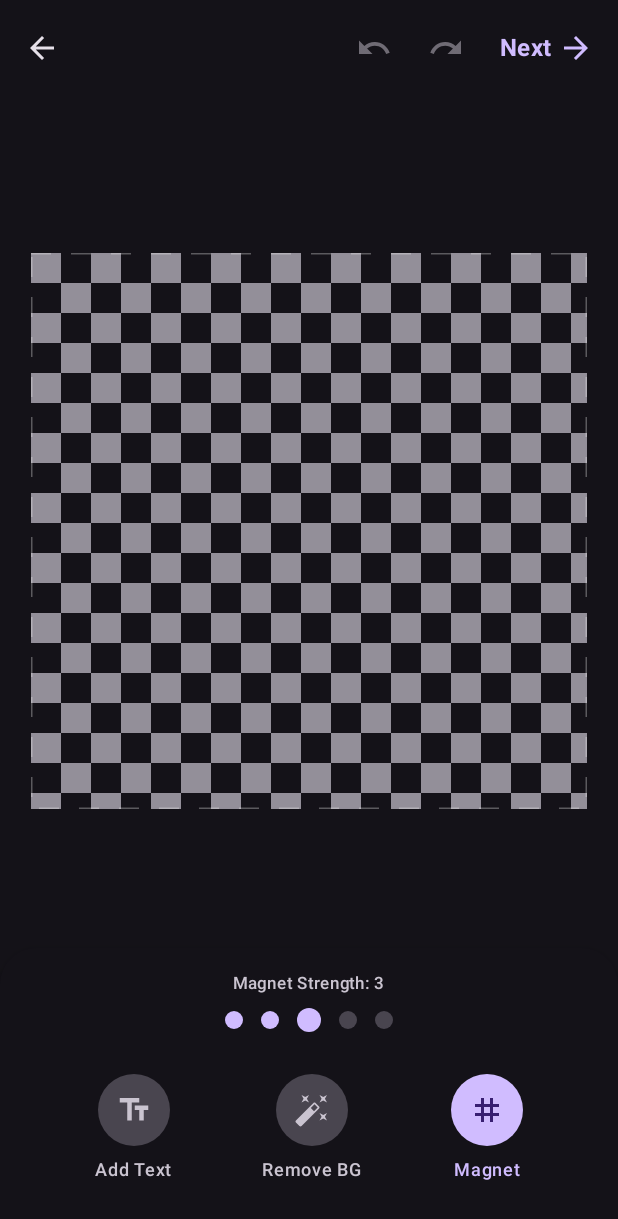
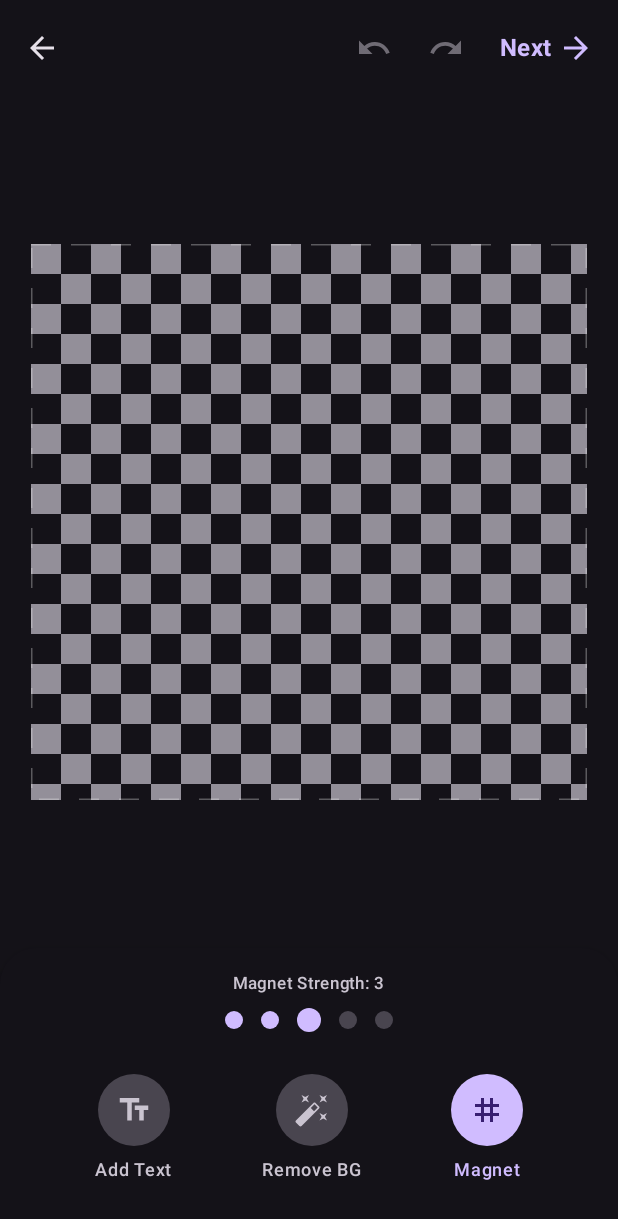
Before and after one commit to Ricardudles/PureSticker, an Android app built with Jetpack Compose: the composable EditorScreen shown on its own in the app's theme, on a phone screen of 412 x 824 dp. Shown: the top 1219 px of the screen. Run offline under Robolectric (Android 15) with nearby library versions, the phone set to English and light mode, and no system bars; our stand-ins replace Dagger/Hilt's generated code; pictures from the network do not load.

Commit message:
Refactor EditorScreen layout for improved responsiveness
- Convert the root `Box` layout in `EditorScreen` to a `Column` to better manage vertical space.
- Assign `weight(1f)` to the workspace `BoxWithConstraints` to ensure it dynamically occupies all available space above the bottom dock.
- Apply `animateContentSize` to the workspace for smoother transitions when the bottom dock's size changes.
- Relocate the `isBusy` loading overlay to be a child of the `Scaffold`'s content, ensuring it correctly covers the entire screen, including the app bar.

```diff
--- a/app/src/main/java/com/example/wppsticker/ui/editor/EditorScreen.kt
+++ b/app/src/main/java/com/example/wppsticker/ui/editor/EditorScreen.kt
@@ -2,6 +2,7 @@ package com.example.wppsticker.ui.editor
 
 import androidx.activity.compose.BackHandler
 import androidx.compose.animation.AnimatedVisibility
+import androidx.compose.animation.animateContentSize
 import androidx.compose.animation.core.Spring
 import androidx.compose.animation.core.spring
 import androidx.compose.animation.expandVertically
@@ -232,21 +233,21 @@ fun EditorScreen(
             )
         }
     ) { padding ->
-        Box(
+        Column(
             modifier = Modifier
                 .fillMaxSize()
                 .padding(top = padding.calculateTopPadding())
                 .background(MaterialTheme.colorScheme.background) // Use Theme Background
         ) {
-            // --- WORKSPACE (CENTER) ---
+            // --- WORKSPACE (TOP, takes remaining space) ---
             BoxWithConstraints(
                 modifier = Modifier
-                    .fillMaxSize()
-                    .padding(bottom = 180.dp), // Reserve space for the Bottom Dock
+                    .weight(1f) // Takes all available space above the dock
+                    .fillMaxWidth()
+                    .animateContentSize(), // Smooth transition if dock height changes
                 contentAlignment = Alignment.Center
             ) {
-                // Use maxWidth/maxHeight directly. The linter might complain if we don't use 'constraints' explicitly,
-                // but minOf(maxWidth, maxHeight) is a valid usage of BoxWithConstraintsScope.
+                // Use maxWidth/maxHeight directly.
                 @Suppress("UnusedBoxWithConstraintsScope")
                 val workspaceSize = minOf(maxWidth, maxHeight) * 0.9f // Add some breathing room
                 val density = LocalDensity.current
@@ -384,7 +385,8 @@ fun EditorScreen(
 
             // --- BOTTOM DOCK ---
             Surface(
-                modifier = Modifier.align(Alignment.BottomCenter),
+                modifier = Modifier
+                    .fillMaxWidth(),
                 color = MaterialTheme.colorScheme.surface, // Use Theme Surface
                 shape = RoundedCornerShape(topStart = 24.dp, topEnd = 24.dp),
                 shadowElevation = 16.dp
@@ -431,6 +433,7 @@ fun EditorScreen(
                     }
                 }
             }
+        }
 
         if (isBusy) {
             Box(
@@ -441,7 +444,6 @@ fun EditorScreen(
                 contentAlignment = Alignment.Center
             ) {
                 CircularProgressIndicator()
-                }
             }
         }
     }
```
Lines whose indentation alone changed are shown as unchanged.
